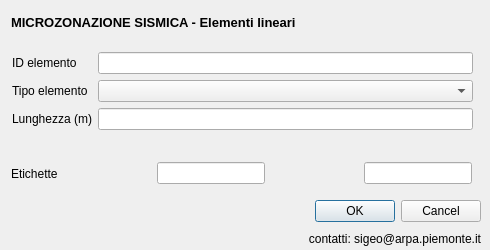
Qt form GeoTec/form/eltettstrutt.ui (ivn888/mzs) before a commit.
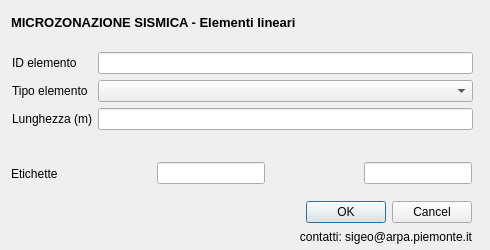
The same form after that commit. Icons and pictures are not drawn.

```diff
--- a/GeoTec/form/eltettstrutt.ui
+++ b/GeoTec/form/eltettstrutt.ui
@@ -61,76 +61,6 @@
   <widget class="QWidget" name="layoutWidget">
    <property name="geometry">
     <rect>
-     <x>10</x>
-     <y>200</y>
-     <width>221</width>
-     <height>41</height>
-    </rect>
-   </property>
-   <layout class="QHBoxLayout" name="horizontalLayout_2">
-    <item>
-     <widget class="QLabel" name="label_10">
-      <property name="font">
-       <font>
-        <family>Arial</family>
-        <italic>true</italic>
-       </font>
-      </property>
-      <property name="text">
-       <string/>
-      </property>
-      <property name="pixmap">
-       <pixmap>resources/arpa.gif</pixmap>
-      </property>
-     </widget>
-    </item>
-    <item>
-     <widget class="QLabel" name="label_16">
-      <property name="text">
-       <string/>
-      </property>
-      <property name="pixmap">
-       <pixmap>resources/rp.gif</pixmap>
-      </property>
-     </widget>
-    </item>
-   </layout>
-  </widget>
-  <widget class="QWidget" name="layoutWidget">
-   <property name="geometry">
-    <rect>
-     <x>240</x>
-     <y>200</y>
-     <width>241</width>
-     <height>49</height>
-    </rect>
-   </property>
-   <layout class="QVBoxLayout" name="verticalLayout_3">
-    <item>
-     <widget class="QDialogButtonBox" name="buttonBox">
-      <property name="orientation">
-       <enum>Qt::Horizontal</enum>
-      </property>
-      <property name="standardButtons">
-       <set>QDialogButtonBox::Cancel|QDialogButtonBox::Ok</set>
-      </property>
-     </widget>
-    </item>
-    <item>
-     <widget class="QLabel" name="label_17">
-      <property name="text">
-       <string>contatti: sigeo@arpa.piemonte.it</string>
-      </property>
-      <property name="alignment">
-       <set>Qt::AlignRight|Qt::AlignTrailing|Qt::AlignVCenter</set>
-      </property>
-     </widget>
-    </item>
-   </layout>
-  </widget>
-  <widget class="QWidget" name="">
-   <property name="geometry">
-    <rect>
      <x>12</x>
      <y>52</y>
      <width>461</width>
@@ -186,7 +116,7 @@
     </item>
    </layout>
   </widget>
-  <widget class="QWidget" name="">
+  <widget class="QWidget" name="layoutWidget">
    <property name="geometry">
     <rect>
      <x>11</x>
@@ -237,12 +167,64 @@
     </item>
    </layout>
   </widget>
-  <zorder>layoutWidget</zorder>
-  <zorder>layoutWidget</zorder>
-  <zorder>layoutWidget</zorder>
-  <zorder>layoutWidget</zorder>
-  <zorder>layoutWidget</zorder>
-  <zorder>lab_etichetta</zorder>
+  <widget class="QWidget" name="">
+   <property name="geometry">
+    <rect>
+     <x>11</x>
+     <y>201</y>
+     <width>461</width>
+     <height>44</height>
+    </rect>
+   </property>
+   <layout class="QGridLayout" name="gridLayout">
+    <item row="0" column="0" rowspan="2">
+     <widget class="QLabel" name="label_10">
+      <property name="font">
+       <font>
+        <family>Arial</family>
+        <italic>true</italic>
+       </font>
+      </property>
+      <property name="text">
+       <string/>
+      </property>
+      <property name="pixmap">
+       <pixmap>resources/arpa.gif</pixmap>
+      </property>
+     </widget>
+    </item>
+    <item row="0" column="1" rowspan="2">
+     <widget class="QLabel" name="label_16">
+      <property name="text">
+       <string/>
+      </property>
+      <property name="pixmap">
+       <pixmap>resources/rp.gif</pixmap>
+      </property>
+     </widget>
+    </item>
+    <item row="0" column="2">
+     <widget class="QDialogButtonBox" name="buttonBox">
+      <property name="orientation">
+       <enum>Qt::Horizontal</enum>
+      </property>
+      <property name="standardButtons">
+       <set>QDialogButtonBox::Cancel|QDialogButtonBox::Ok</set>
+      </property>
+     </widget>
+    </item>
+    <item row="1" column="2">
+     <widget class="QLabel" name="label_17">
+      <property name="text">
+       <string>contatti: sigeo@arpa.piemonte.it</string>
+      </property>
+      <property name="alignment">
+       <set>Qt::AlignRight|Qt::AlignTrailing|Qt::AlignVCenter</set>
+      </property>
+     </widget>
+    </item>
+   </layout>
+  </widget>
  </widget>
  <resources/>
  <connections>
```
